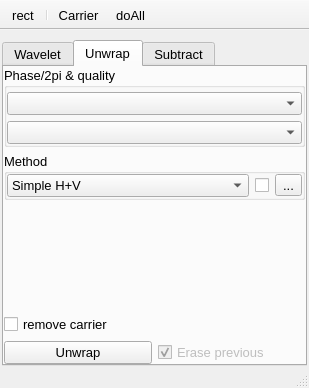
Qt form plugins/Wavelet/Wavelet.ui (NeutrinoToolkit/Neutrino) before a commit.
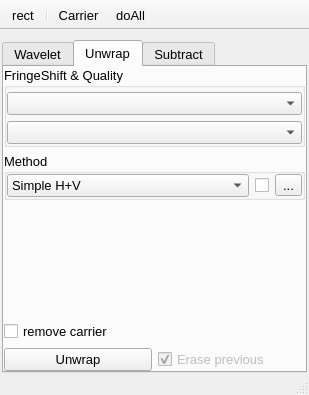
The same form after that commit. The open tabs and pages were chosen to show the change. Icons and pictures are not drawn.

What changed in the file:
```diff
--- a/plugins/Wavelet/Wavelet.ui
+++ b/plugins/Wavelet/Wavelet.ui
@@ -7,7 +7,7 @@
     <x>0</x>
     <y>0</y>
     <width>309</width>
-    <height>388</height>
+    <height>395</height>
    </rect>
   </property>
   <property name="font">
@@ -538,7 +538,7 @@
         <item row="0" column="0">
          <widget class="QGroupBox" name="groupBox_13">
           <property name="title">
-           <string>Phase/2pi &amp;&amp; quality</string>
+           <string>FringeShift &amp;&amp; Quality</string>
           </property>
           <layout class="QGridLayout" name="gridLayout_16">
            <property name="leftMargin">
```
Left out of the diff: 12 changed lines with no effect on the pictures.
